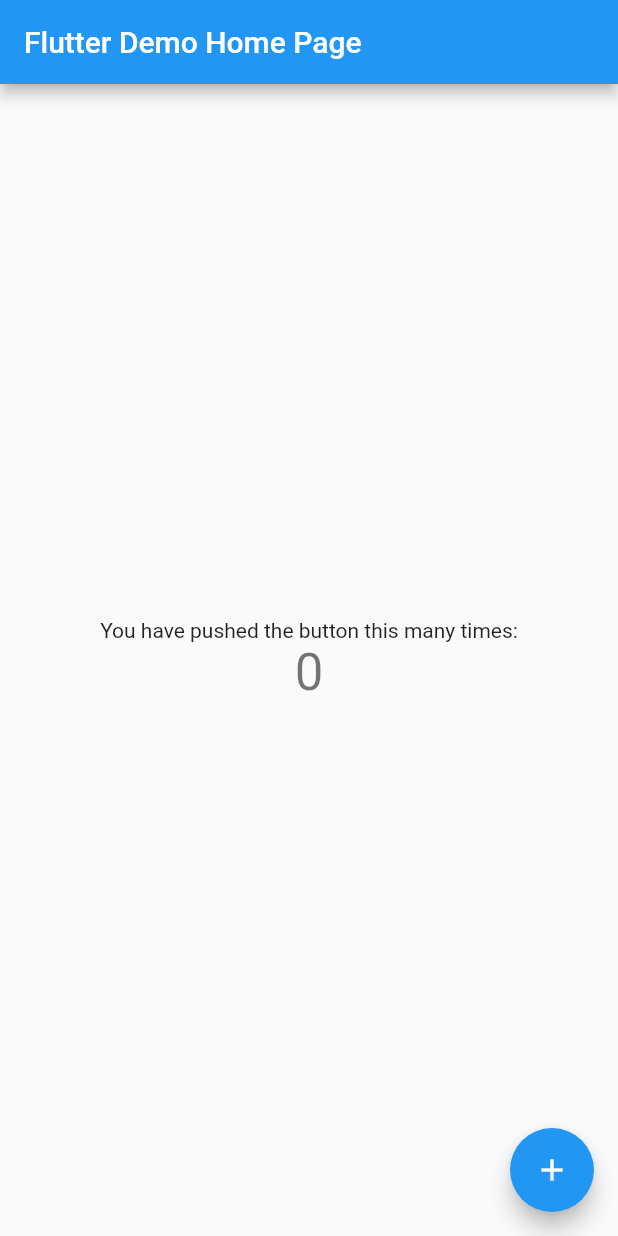
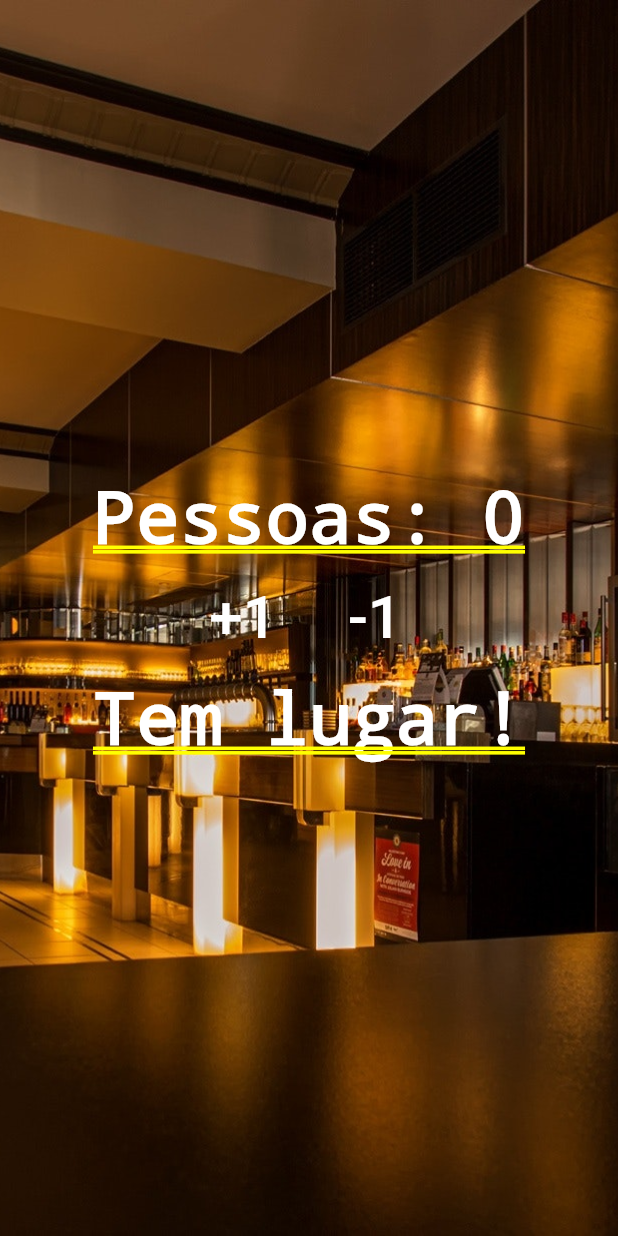
Before and after one commit to PedroFrois/study, a Flutter app: the screen it shows after launch, on a phone screen of 412 x 824 dp. Run offline on Flutter 3.47's test engine with Material 2 defaults, Android fonts, the phone set to English and light mode, and no system bars.

Commit message:
Project finished

```diff
--- a/flutter/people_counter/lib/main.dart
+++ b/flutter/people_counter/lib/main.dart
@@ -1,111 +1,86 @@
 import 'package:flutter/material.dart';
+import 'dart:ui';
 
-void main() => runApp(MyApp());
-
-class MyApp extends StatelessWidget {
-  // This widget is the root of your application.
-  @override
-  Widget build(BuildContext context) {
-    return MaterialApp(
-      title: 'Flutter Demo',
-      theme: ThemeData(
-        // This is the theme of your application.
-        //
-        // Try running your application with "flutter run". You'll see the
-        // application has a blue toolbar. Then, without quitting the app, try
-        // changing the primarySwatch below to Colors.green and then invoke
-        // "hot reload" (press "r" in the console where you ran "flutter run",
-        // or simply save your changes to "hot reload" in a Flutter IDE).
-        // Notice that the counter didn't reset back to zero; the application
-        // is not restarted.
-        primarySwatch: Colors.blue,
-      ),
-      home: MyHomePage(title: 'Flutter Demo Home Page'),
-    );
-  }
+void main() {
+  runApp(MaterialApp(title: "People Counter", home: Home()));
 }
 
-class MyHomePage extends StatefulWidget {
-  MyHomePage({Key key, this.title}) : super(key: key);
-
-  // This widget is the home page of your application. It is stateful, meaning
-  // that it has a State object (defined below) that contains fields that affect
-  // how it looks.
-
-  // This class is the configuration for the state. It holds the values (in this
-  // case the title) provided by the parent (in this case the App widget) and
-  // used by the build method of the State. Fields in a Widget subclass are
-  // always marked "final".
-
-  final String title;
-
+class Home extends StatefulWidget {
   @override
-  _MyHomePageState createState() => _MyHomePageState();
+  _HomeState createState() => _HomeState();
 }
 
-class _MyHomePageState extends State<MyHomePage> {
-  int _counter = 0;
+class _HomeState extends State<Home> {
+  int _people = 0;
+  String _infoText = "Tem lugar!";
+  static const _lotation = 10;
 
-  void _incrementCounter() {
+  void _changePeopleNumber(int delta) {
     setState(() {
-      // This call to setState tells the Flutter framework that something has
-      // changed in this State, which causes it to rerun the build method below
-      // so that the display can reflect the updated values. If we changed
-      // _counter without calling setState(), then the build method would not be
-      // called again, and so nothing would appear to happen.
-      _counter++;
+      if (_people + delta <= _lotation && _people + delta >= 0) {
+        _people += delta;
+      }
+
+      if(_people == _lotation){
+        _infoText = "Lotado :(";
+      } else{
+        _infoText = "Tem lugar!";
+      }
+
     });
   }
 
   @override
   Widget build(BuildContext context) {
-    // This method is rerun every time setState is called, for instance as done
-    // by the _incrementCounter method above.
-    //
-    // The Flutter framework has been optimized to make rerunning build methods
-    // fast, so that you can just rebuild anything that needs updating rather
-    // than having to individually change instances of widgets.
-    return Scaffold(
-      appBar: AppBar(
-        // Here we take the value from the MyHomePage object that was created by
-        // the App.build method, and use it to set our appbar title.
-        title: Text(widget.title),
-      ),
-      body: Center(
-        // Center is a layout widget. It takes a single child and positions it
-        // in the middle of the parent.
-        child: Column(
-          // Column is also a layout widget. It takes a list of children and
-          // arranges them vertically. By default, it sizes itself to fit its
-          // children horizontally, and tries to be as tall as its parent.
-          //
-          // Invoke "debug painting" (press "p" in the console, choose the
-          // "Toggle Debug Paint" action from the Flutter Inspector in Android
-          // Studio, or the "Toggle Debug Paint" command in Visual Studio Code)
-          // to see the wireframe for each widget.
-          //
-          // Column has various properties to control how it sizes itself and
-          // how it positions its children. Here we use mainAxisAlignment to
-          // center the children vertically; the main axis here is the vertical
-          // axis because Columns are vertical (the cross axis would be
-          // horizontal).
+    return Stack(
+      children: <Widget>[
+        Image.asset(
+          "images/restaurant.jpg",
+          fit: BoxFit.cover,
+          height: 1000.0,
+        ),
+        Column(
           mainAxisAlignment: MainAxisAlignment.center,
           children: <Widget>[
             Text(
-              'You have pushed the button this many times:',
+              "Pessoas: $_people",
+              style:
+                  TextStyle(color: Colors.white, fontWeight: FontWeight.bold, ),
+            ),
+            Padding(
+              padding: EdgeInsets.all(15),
+              child: Row(
+                mainAxisAlignment: MainAxisAlignment.center,
+                children: <Widget>[
+                  FlatButton(
+                    child: Text(
+                      "+1",
+                      style: TextStyle(fontSize: 40.0, color: Colors.white),
+                    ),
+                    onPressed: () {
+                      _changePeopleNumber(1);
+                    },
+                  ),
+                  FlatButton(
+                    child: Text(
+                      "-1",
+                      style: TextStyle(fontSize: 40.0, color: Colors.white),
+                    ),
+                    onPressed: () {
+                      _changePeopleNumber(-1);
+                    },
+                  )
+                ],
+              ),
             ),
             Text(
-              '$_counter',
-              style: Theme.of(context).textTheme.display1,
+              _infoText,
+              style:
+                  TextStyle(color: Colors.white, fontWeight: FontWeight.bold),
             ),
           ],
         ),
-      ),
-      floatingActionButton: FloatingActionButton(
-        onPressed: _incrementCounter,
-        tooltip: 'Increment',
-        child: Icon(Icons.add),
-      ), // This trailing comma makes auto-formatting nicer for build methods.
+      ],
     );
   }
 }
--- a/flutter/people_counter/pubspec.yaml
+++ b/flutter/people_counter/pubspec.yaml
@@ -45,6 +45,9 @@
   #  - images/a_dot_burr.jpeg
   #  - images/a_dot_ham.jpeg
 
+  assets:
+    - images/restaurant.jpg
+
   # An image asset can refer to one or more resolution-specific "variants", see
   # https://flutter.dev/assets-and-images/#resolution-aware.
 
```
Also changed, not shown: flutter/people_counter/images/restaurant.jpg (added), 1 other file.
